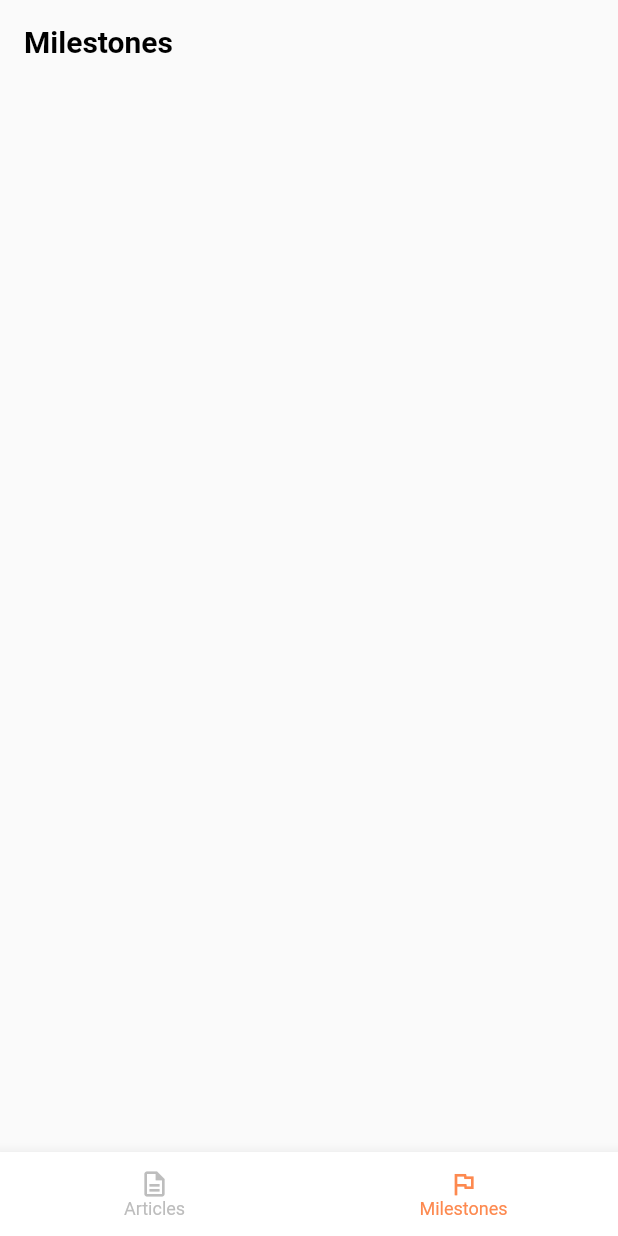
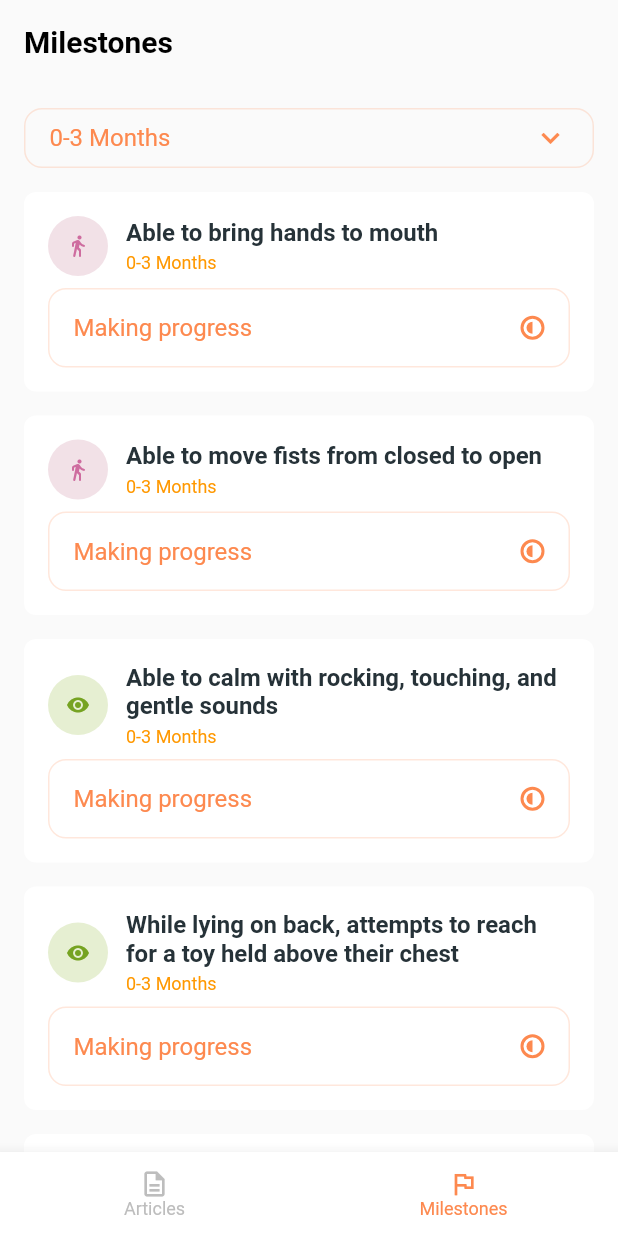
Before and after one commit to Ilgz/care_companion, a Flutter app: the screen it shows after launch, item 2 of the bottom bar chosen, on a phone screen of 412 x 824 dp. Run offline on Flutter 3.47's test engine with Material 2 defaults, Android fonts, the phone set to English and light mode, and no system bars; drawn by our look-alikes of dropdown_button2; our stand-ins replace bloc, dartz, flutter_bloc, flutter_svg, freezed_annotation, get_it and 3 more; accounts and stored records are empty.

Commit message:
feat: add developmental milestones for repository

```diff
--- /dev/null
+++ b/lib/application/milestone/milestone_watcher/milestone_watcher_cubit.dart
@@ -0,0 +1,25 @@
+import 'package:bloc/bloc.dart';
+import 'package:cash_manager/domain/article/article_failure.dart';
+import 'package:cash_manager/domain/article/i_article_repository.dart';
+import 'package:cash_manager/domain/milestone/i_milestone_repository.dart';
+import 'package:cash_manager/domain/milestone/milestone.dart';
+import 'package:cash_manager/domain/milestone/milestone_failure.dart';
+import 'package:freezed_annotation/freezed_annotation.dart';
+import 'package:injectable/injectable.dart';
+
+part 'milestone_watcher_state.dart';
+part 'milestone_watcher_cubit.freezed.dart';
+
+@injectable
+class MilestoneWatcherCubit extends Cubit<MilestoneWatcherState> {
+  final IMilestoneRepository _iMilestoneRepository;
+  MilestoneWatcherCubit(this._iMilestoneRepository)
+      : super(const MilestoneWatcherState.initial());
+  Future<void> getMilestones() async {
+    emit(const MilestoneWatcherState.loadInProgress());
+    final milestones = await _iMilestoneRepository.getMilestones();
+    emit(milestones.fold((f) => MilestoneWatcherState.loadFailure(f),
+            (milestones) => MilestoneWatcherState.loadSuccess(milestones)));
+  }
+
+}
--- /dev/null
+++ b/lib/application/milestone/milestone_watcher/milestone_watcher_state.dart
@@ -0,0 +1,9 @@
+part of 'milestone_watcher_cubit.dart';
+
+@freezed
+class MilestoneWatcherState with _$MilestoneWatcherState {
+  const factory MilestoneWatcherState.initial() = _Initial;
+  const factory MilestoneWatcherState.loadInProgress()=_LoadInProgress;
+  const factory MilestoneWatcherState.loadSuccess(List<Milestone> milestones )=_LoadSuccess;
+  const factory MilestoneWatcherState.loadFailure(MilestoneFailure milestoneFailure)=_LoadFailure;
+}
--- /dev/null
+++ b/lib/domain/milestone/i_milestone_repository.dart
@@ -0,0 +1,9 @@
+import 'package:cash_manager/domain/article/article.dart';
+import 'package:cash_manager/domain/article/article_failure.dart';
+import 'package:cash_manager/domain/milestone/milestone.dart';
+import 'package:cash_manager/domain/milestone/milestone_failure.dart';
+import 'package:dartz/dartz.dart';
+abstract class IMilestoneRepository{
+  Future<Either<MilestoneFailure,List<Milestone>>> getMilestones();
+  Future<Either<MilestoneFailure, Unit>>changeMilestoneCompletionPhase(Milestone milestone);
+}
--- /dev/null
+++ b/lib/domain/milestone/milestone.dart
@@ -0,0 +1,34 @@
+import 'package:cash_manager/domain/milestone/milestone_category.dart';
+import 'package:flutter/material.dart';
+
+class Milestone {
+  static final List<String> ageRangeDivisions = [
+    "0-3 Months",
+    "4-6 Months",
+    "7-9 Months",
+    "10-12 Months",
+    "13-18 Months",
+    "19-24 Months",
+    "2-3 Years",
+    "4-6 Years"
+  ];
+  static final List<MilestoneCategory> milestoneCategories = [
+    MilestoneCategory(
+      "Motor",
+      Icons.directions_walk_rounded,
+      Color(0xffCE6C9F),
+      Color(0xffF2E1E7),
+    ),
+    MilestoneCategory("Sensory", Icons.remove_red_eye_rounded,
+        Color(0xff76A322), Color(0xffE6EFD2)),
+    MilestoneCategory("Communication", Icons.insert_comment_outlined,
+        Color(0xffA46BB8), Color(0xffEDE0F2)),
+    MilestoneCategory("Feeding", Icons.food_bank_outlined, Color(0xffD6BC41),
+        Color(0xffF9F2D8)),
+  ];
+   String name;
+   int category;
+   int ageRangeIndex;
+   int completionPhaseIndex;
+  Milestone(this.name, this.category, this.ageRangeIndex, {this.completionPhaseIndex=0});
+}
--- /dev/null
+++ b/lib/domain/milestone/milestone_category.dart
@@ -0,0 +1,9 @@
+import 'package:flutter/cupertino.dart';
+
+class MilestoneCategory{
+  final String name;
+  final IconData iconData;
+  final Color iconColor;
+  final Color backgroundColor;
+  const MilestoneCategory(this.name, this.iconData, this.iconColor,this.backgroundColor);
+}
--- /dev/null
+++ b/lib/domain/milestone/milestone_failure.dart
@@ -0,0 +1,8 @@
+import 'package:flutter/foundation.dart';
+import 'package:freezed_annotation/freezed_annotation.dart';
+
+part 'milestone_failure.freezed.dart';
+@freezed
+abstract class MilestoneFailure with _$MilestoneFailure{
+  const factory MilestoneFailure.unexpected()=_Unexpected;
+}
--- /dev/null
+++ b/lib/infrastructure/milestone/milestone_repository.dart
@@ -0,0 +1,117 @@
+import 'package:cash_manager/domain/milestone/i_milestone_repository.dart';
+import 'package:cash_manager/domain/milestone/milestone.dart';
+import 'package:cash_manager/domain/milestone/milestone_failure.dart';
+import 'package:dartz/dartz.dart';
+import 'package:injectable/injectable.dart';
+
+@LazySingleton(as: IMilestoneRepository)
+class MilestoneRepository implements IMilestoneRepository {
+  @override
+  Future<Either<MilestoneFailure, Unit>> changeMilestoneCompletionPhase(
+      Milestone milestone) {
+    // TODO: implement changeMilestoneCompletionPhase
+    throw UnimplementedError();
+  }
+
+  @override
+  Future<Either<MilestoneFailure, List<Milestone>>> getMilestones() async {
+    final List<Milestone> milestones = [
+      //0-3 Months
+      Milestone(
+        "Able to bring hands to mouth",
+        0,
+        0,
+      ),
+      Milestone(
+        "Able to move fists from closed to open",
+        0,
+        0,
+      ),
+      Milestone(
+        "Able to calm with rocking, touching, and gentle sounds",
+        1,
+        0,
+      ),
+      Milestone(
+        "While lying on back, attempts to reach for a toy held above their chest",
+        1,
+        0,
+      ),
+      Milestone(
+        "Coos and smiles",
+        2,
+        0,
+      ),
+      Milestone(
+        "Makes eye contact",
+        2,
+        0,
+      ),
+      Milestone(
+        "Drinks 2 oz. to 6 oz. of liquid per feeding , 6 times per day",
+        3,
+        0,
+      ),
+      Milestone(
+        "Latches onto bottle",
+        3,
+        0,
+      ),
+      //4-6 Months
+      Milestone("Reaches for toys while on tummy", 0, 1),
+      Milestone("Rolls from back to tummy and tummy to back", 0, 1),
+      Milestone("Generally happy when not hungry or tired", 1, 1),
+      Milestone("Is not upset by everyday sounds", 1, 1),
+      Milestone("Listens and responds when spoken to", 2, 1),
+      Milestone("Notices toys that make sounds", 2, 1),
+      Milestone("Begins to eat cereals and pureed foods", 3, 1),
+      Milestone("Opens mouths as spoon approaches", 3, 1),
+      //7-9 Months
+      Milestone("In simple play imitates others", 0, 2),
+      Milestone("Moves from tummy or back into sitting", 0, 2),
+      Milestone("Focuses on objects near and far", 1, 2),
+      Milestone(
+          "Investigates shapes, sizes, and textures of toys and surroundings",
+          1,
+          2),
+      Milestone("Imitates sounds", 2, 2),
+      Milestone("Recognizes sound of their name", 2, 2),
+      Milestone("Begins to eat thicker pureed and mashed table foods", 3, 2),
+      Milestone("Shows strong reaction to new smells and tastes", 3, 2),
+      //10-12 Months
+      Milestone("Claps hands", 0, 3),
+      Milestone("Maintains balance in sitting when throwing objects", 0, 3),
+      Milestone("Enjoys listening to songs", 1, 3),
+      Milestone(
+          "Crawls to or away from objects baby sees in the distance", 1, 3),
+      Milestone("Pays attention to where you are looking and pointing", 2, 3),
+      Milestone("Says one or two words", 2, 3),
+      Milestone("Begins to use an open cup", 3, 3),
+      Milestone("Eating an increasing variety of food", 3, 3),
+      //13-18 Months
+      Milestone("Claps hands", 0, 4),
+      Milestone("Maintains balance in sitting when throwing objects", 0, 4),
+      Milestone("Enjoys listening to songs", 1, 4),
+      Milestone(
+          "Crawls to or away from objects baby sees in the distance", 1, 4),
+      Milestone("Pays attention to where you are looking and pointing", 2, 4),
+      Milestone("Says one or two words", 2, 4),
+      Milestone("Begins to use an open cup", 3, 4),
+      Milestone("Eating an increasing variety of food", 3, 4),
+      //19-24 Months
+      Milestone("Begins to jump with both feet leaving the ground", 0, 5),
+      Milestone("Climbs on low furniture", 0, 5),
+      Milestone("Flips switches on and off", 1, 5),
+      Milestone("Sorts shapes and colors", 1, 5),
+      Milestone("Consistently imitates new words", 2, 5),
+      Milestone("Enjoys listening to stories", 2, 5),
+      //2-3 Years
+      Milestone("Most speech is understood by caregiver", 2, 6),
+      Milestone("Simple understanding of concepts including color, space, time", 2, 6),
+      Milestone("Understands most simple sentences", 2, 6),
+      Milestone("Understands basic nouns and pronouns", 2, 6),
+      //4-6 Years
+    ];
+    return right(milestones);
+  }
+}
--- a/lib/presentation/article/article_overview_page.dart
+++ b/lib/presentation/article/article_overview_page.dart
@@ -1,7 +1,7 @@
 import 'package:cash_manager/application/article/article_searcher/article_searcher_cubit.dart';
 import 'package:cash_manager/application/article/article_watcher/article_watcher_cubit.dart';
 import 'package:cash_manager/presentation/article/widgets/article_card.dart';
-import 'package:cash_manager/presentation/article/widgets/custom_scaffold.dart';
+import 'package:cash_manager/presentation/core/widgets/custom_scaffold.dart';
 import 'package:cash_manager/presentation/core/router.dart';
 import 'package:cash_manager/presentation/core/widgets/critical_failure_card.dart';
 import 'package:cash_manager/presentation/core/widgets/custom_progress_indicator.dart';
--- a/lib/presentation/article/article_page.dart
+++ b/lib/presentation/article/article_page.dart
@@ -1,7 +1,7 @@
 import 'package:cash_manager/application/article/article_watcher/article_watcher_cubit.dart';
 import 'package:cash_manager/application/article/fav_article_actor/fav_article_actor_cubit.dart';
 import 'package:cash_manager/domain/article/article.dart';
-import 'package:cash_manager/presentation/article/widgets/custom_scaffold.dart';
+import 'package:cash_manager/presentation/core/widgets/custom_scaffold.dart';
 import 'package:flutter/material.dart';
 import 'package:flutter_bloc/flutter_bloc.dart';
 import 'package:intl/intl.dart';
--- a/lib/presentation/article/article_saved/article_saved_page.dart
+++ b/lib/presentation/article/article_saved/article_saved_page.dart
@@ -1,7 +1,7 @@
 import 'package:cash_manager/application/article/article_watcher/article_watcher_cubit.dart';
 import 'package:cash_manager/domain/article/article.dart';
 import 'package:cash_manager/presentation/article/widgets/article_card.dart';
-import 'package:cash_manager/presentation/article/widgets/custom_scaffold.dart';
+import 'package:cash_manager/presentation/core/widgets/custom_scaffold.dart';
 import 'package:cash_manager/presentation/core/widgets/critical_failure_card.dart';
 import 'package:cash_manager/presentation/core/widgets/custom_progress_indicator.dart';
 import 'package:flutter/material.dart';
--- a/lib/presentation/core/widgets/app_widget.dart
+++ b/lib/presentation/core/widgets/app_widget.dart
@@ -2,6 +2,7 @@ import 'package:cash_manager/application/article/article_searcher/article_search
 import 'package:cash_manager/application/article/article_watcher/article_watcher_cubit.dart';
 import 'package:cash_manager/application/article/fav_article_actor/fav_article_actor_cubit.dart';
 import 'package:cash_manager/application/article/fav_article_watcher/fav_article_cubit.dart';
+import 'package:cash_manager/application/milestone/milestone_watcher/milestone_watcher_cubit.dart';
 import 'package:cash_manager/injection.dart';
 import 'package:cash_manager/presentation/core/router.dart';
 import 'package:flutter/material.dart';
@@ -15,6 +16,9 @@ class AppWidget extends StatelessWidget {
   Widget build(BuildContext context) {
     return MultiBlocProvider(
       providers: [
+        BlocProvider(
+          create: (context) => getIt<MilestoneWatcherCubit>()..getMilestones(),
+        ),
         BlocProvider(
           create: (context) => getIt<ArticleWatcherCubit>()..init()..getArticles(),
         ),
--- a/lib/presentation/core/widgets/scaffold_with_bottom.dart
+++ b/lib/presentation/core/widgets/scaffold_with_bottom.dart
@@ -33,7 +33,7 @@ class _ScaffoldWithBottomNavBarState extends State<ScaffoldWithBottomNavBar> {
 
   final List<Widget> _mainContents = [
     const ArticleOverviewPage(),
-    const MilestoneOverviewPage(),
+     MilestoneOverviewPage(),
 
   ];
 
--- a/lib/presentation/milestone/milestone_overview_page.dart
+++ b/lib/presentation/milestone/milestone_overview_page.dart
@@ -1,25 +1,144 @@
-import 'package:cash_manager/application/article/article_searcher/article_searcher_cubit.dart';
-import 'package:cash_manager/application/article/article_watcher/article_watcher_cubit.dart';
-import 'package:cash_manager/presentation/article/widgets/article_card.dart';
-import 'package:cash_manager/presentation/article/widgets/custom_scaffold.dart';
-import 'package:cash_manager/presentation/core/router.dart';
+import 'package:cash_manager/application/milestone/milestone_watcher/milestone_watcher_cubit.dart';
+import 'package:cash_manager/domain/milestone/milestone.dart';
 import 'package:cash_manager/presentation/core/widgets/critical_failure_card.dart';
 import 'package:cash_manager/presentation/core/widgets/custom_progress_indicator.dart';
+import 'package:cash_manager/presentation/core/widgets/custom_scaffold.dart';
+import 'package:cash_manager/presentation/milestone/widgets/milestone_card.dart';
+import 'package:dropdown_button2/dropdown_button2.dart';
 import 'package:flutter/material.dart';
 import 'package:flutter_bloc/flutter_bloc.dart';
 
-class MilestoneOverviewPage extends StatelessWidget {
-  const MilestoneOverviewPage({Key? key}) : super(key: key);
+class MilestoneOverviewPage extends StatefulWidget {
+  MilestoneOverviewPage({Key? key}) : super(key: key);
 
+  @override
+  State<MilestoneOverviewPage> createState() => _MilestoneOverviewPageState();
+}
+
+class _MilestoneOverviewPageState extends State<MilestoneOverviewPage> {
+  String selectedValue=Milestone.ageRangeDivisions.first;
+  bool dropdownIsOpened=false;
   @override
   Widget build(BuildContext context) {
     return CustomScaffold(
       title: "Milestones",
       body: Column(
         children: [
+          Container(
+            height: 40.0,
+            width: double.infinity,
+            decoration: BoxDecoration(
+                borderRadius: BorderRadius.circular(12),
+                border: Border.all(color: Color(0xfffd894f).withOpacity(0.2))
+            ),
+            child: DropdownButtonHideUnderline(
+                child: DropdownButton2(
+                  value: selectedValue,
+                  customButton: Align(alignment:Alignment.centerLeft,child: Padding(
+                    padding: const EdgeInsets.symmetric(horizontal: 16.0),
+                    child:  Row(
+                      children: [
+                        Text(
+                          selectedValue,
+                          style: TextStyle(fontSize: 16, color: Color(0xfffd894f)),
+                        ),
+                        Spacer(),
 
+                        Icon(dropdownIsOpened?Icons.keyboard_arrow_up_outlined:Icons.keyboard_arrow_down_outlined,color:Color(0xfffd894f) ,)
+                      ],
+                    ),
+                  )),
+                  onMenuStateChange: (isOpened){
+                    setState(() {
+                      dropdownIsOpened=isOpened;
+                    });
+                  },
+                  buttonStyleData: const ButtonStyleData(
+                    height: 40,
+                    width: 120,
+                    padding: EdgeInsets.only(left: 16),
+
+                  ),
+                  dropdownStyleData: DropdownStyleData(
+                    openInterval: Interval(0, 1, curve: Curves.easeInOut),
+                    decoration: BoxDecoration(
+                        borderRadius: BorderRadius.circular(12),
+                      ),
+                    elevation: 8,
+                      ),
+                  menuItemStyleData:  MenuItemStyleData(                       padding: EdgeInsets.all(0),
+                      customHeights: _getCustomItemsHeights(),
+                  ),
+                  items: (){
+                    final divisions=Milestone.ageRangeDivisions;
+                    List<DropdownMenuItem<String>> _menuItems = [];
+                    for(int i=0;i<divisions.length;i++){
+                      _menuItems.add(DropdownMenuItem(value: divisions[i],
+                        child: Container(padding:EdgeInsets.only(left: 16),alignment:Alignment.centerLeft,width:double.infinity,height:double.infinity,color: divisions[i]==selectedValue?Color(0xfffd894f).withOpacity(0.2):Colors.white,child: Text(divisions[i])),
+                      ));
+                      if (divisions[i] != divisions.last){
+                        _menuItems.add(DropdownMenuItem<String>(
+                          enabled: false,
+                          child: Divider(),
+                        ));
+                      }
+                    }
+                    return _menuItems;
+                  }(),
+                  onChanged: (value) {
+                    if(value!=null){
+                      setState(() {
+                        selectedValue=value;
+                      });
+                    }
+
+                  },
+                ) // your Dropdown Widget here
+            ),
+          ),
+          SizedBox(
+            height: 16,
+          ),
+          Expanded(
+            child: BlocBuilder<MilestoneWatcherCubit, MilestoneWatcherState>(
+              builder: (context, state) {
+                return state.map(
+                    initial: (_) => const SizedBox(),
+                    loadInProgress: (_) => CustomProgressIndicator(),
+                    loadSuccess: (state) {
+                      return ListView.builder(
+                          shrinkWrap: true,
+                          itemCount: state.milestones.length,
+                          itemBuilder: (context, index) {
+                            final milestone = state.milestones[index];
+                            return Padding(
+                              padding: const EdgeInsets.only(bottom: 16.0),
+                              child: MilestoneCard(
+                                milestone: milestone,
+                              ),
+                            );
+                          });
+                    },
+                    loadFailure: (_) => CriticalFailureCard());
+              },
+            ),
+          )
         ],
       ),
     );
   }
+
+  List<double> _getCustomItemsHeights() {
+    List<double> _itemsHeights = [];
+    for (var i = 0; i < (Milestone.ageRangeDivisions.length * 2) - 1; i++) {
+      if (i.isEven) {
+        _itemsHeights.add(40);
+      }
+      //Dividers indexes will be the odd indexes
+      if (i.isOdd) {
+        _itemsHeights.add(4);
+      }
+    }
+    return _itemsHeights;
+  }
 }
--- /dev/null
+++ b/lib/presentation/milestone/widgets/milestone_card.dart
@@ -0,0 +1,114 @@
+import 'package:cash_manager/domain/milestone/milestone.dart';
+import 'package:flutter/material.dart';
+
+class MilestoneCard extends StatelessWidget {
+  const MilestoneCard({Key? key, required this.milestone}) : super(key: key);
+  final Milestone milestone;
+
+  @override
+  Widget build(BuildContext context) {
+    return Ink(
+      decoration: BoxDecoration(
+        color: Colors.white,
+        borderRadius: BorderRadius.circular(8),
+      ),
+      padding: EdgeInsets.all(16),
+      child: Column(
+        children: [
+          Row(
+            children: [
+              CircleAvatar(
+                backgroundColor: Milestone
+                    .milestoneCategories[milestone.category].backgroundColor,
+                child: Padding(
+                  padding: const EdgeInsets.all(8.0),
+                  child: Icon(
+                    Milestone.milestoneCategories[milestone.category].iconData,
+                    size: 16,
+                    color: Milestone
+                        .milestoneCategories[milestone.category].iconColor,
+                  ),
+                ),
+              ),
+              SizedBox(
+                width: 12,
+              ),
+              Expanded(
+                  child: Column(
+                mainAxisAlignment: MainAxisAlignment.center,
+                crossAxisAlignment: CrossAxisAlignment.start,
+                children: [
+                  Text(
+                    milestone.name,
+                    maxLines: 2,
+                    overflow: TextOverflow.ellipsis,
+                    style: TextStyle(
+                        color: Colors.blueGrey[900],
+                        fontSize: 16,
+                        fontWeight: FontWeight.w600),
+                  ),
+                  SizedBox(height: 4),
+                  Text(
+                    Milestone.ageRangeDivisions[milestone.ageRangeIndex],
+                    style: TextStyle(fontSize: 12, color: Colors.orange),
+                  ),
+                ],
+              ))
+            ],
+          ),
+          SizedBox(
+            height: 8,
+          ),
+          InkWell(
+            highlightColor: Color(0xfffd894f).withOpacity(0.2),
+            borderRadius: BorderRadius.circular(12),
+            onTap: () {},
+            child: Container(
+              width: double.infinity,
+              padding: EdgeInsets.all(16),
+              decoration: BoxDecoration(
+                  borderRadius: BorderRadius.circular(12),
+                  border:
+                      Border.all(color: Color(0xfffd894f).withOpacity(0.2))),
+              child: Row(
+                children: [
+                  Text(
+                    "Making progress",
+                    style: TextStyle(fontSize: 16, color: Color(0xfffd894f)),
+                  ),
+                  Spacer(),
+                  Container(
+                      width: 16,
+                      height: 16,
+                      padding: EdgeInsets.all(2),
+                      decoration: BoxDecoration(
+                          color: Colors.white,
+                          borderRadius: BorderRadius.circular(50),
+                          border:
+                              Border.all(width: 2, color: Color(0xfffd894f))),
+                      child: Row(
+                        children: [
+                          Expanded(
+                            child: Container(
+                              decoration: BoxDecoration(
+                                  color: Color(0xfffd894f),
+                                  borderRadius: BorderRadius.only(
+                                      topLeft: Radius.circular(50),
+                                      bottomLeft: Radius.circular(50))),
+                            ),
+                          ),
+                          Expanded(
+                            child: SizedBox(),
+                          ),
+                        ],
+                      ))
+                  // Container(width:14,height:14,padding:EdgeInsets.symmetric(horizontal: 4,vertical: 2),decoration:BoxDecoration(color: Colors.white,borderRadius: BorderRadius.circular(50),border: Border.all(color:Color(0xfffd894f))),child: Center(child: LeftSemicircleFill(color: Colors.yellow, width:4, height:18  )))
+                ],
+              ),
+            ),
+          ),
+        ],
+      ),
+    );
+  }
+}
--- a/pubspec.yaml
+++ b/pubspec.yaml
@@ -47,6 +47,7 @@ dependencies:
   go_router: ^6.0.6
   uuid: ^3.0.7
   flutter_svg: any
+  dropdown_button2: ^2.1.0
 
   # The following adds the Cupertino Icons font to your application.
   # Use with the CupertinoIcons class for iOS style icons.
```
Also changed, not shown: lib/infrastructure/article/article_repository.dart (+29 -23 lines), lib/presentation/article/article_search/article_search_page.dart (+41 -34 lines), lib/application/milestone/milestone_watcher/milestone_watcher_cubit.freezed.dart (added), lib/domain/milestone/milestone_failure.freezed.dart (added), lib/injection.config.dart, lib/presentation/core/widgets/custom_scaffold.dart (renamed from lib/presentation/article/widgets/custom_scaffold.dart), pubspec.lock.
